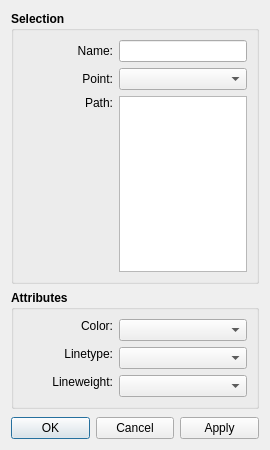
FashionFreedom/Seamly2D, file src/libs/vtools/dialogs/tools/dialogcubicbezierpath.ui: the form before one commit.
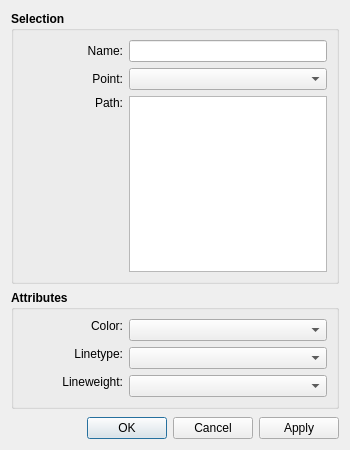
The form after the commit. Icons and pictures are not drawn. Custom widgets are drawn as their Qt base class.

Diff of the .ui file:
```diff
--- a/src/libs/vtools/dialogs/tools/dialogcubicbezierpath.ui
+++ b/src/libs/vtools/dialogs/tools/dialogcubicbezierpath.ui
@@ -6,7 +6,7 @@
    <rect>
     <x>0</x>
     <y>0</y>
-    <width>270</width>
+    <width>350</width>
     <height>450</height>
    </rect>
   </property>
@@ -51,7 +51,7 @@
          <widget class="QLabel" name="name_Label">
           <property name="minimumSize">
            <size>
-            <width>90</width>
+            <width>100</width>
             <height>0</height>
            </size>
           </property>
@@ -92,7 +92,7 @@
          <widget class="QLabel" name="point_Label">
           <property name="minimumSize">
            <size>
-            <width>90</width>
+            <width>100</width>
             <height>0</height>
            </size>
           </property>
@@ -136,7 +136,7 @@
          <widget class="QLabel" name="path_Label">
           <property name="minimumSize">
            <size>
-            <width>90</width>
+            <width>100</width>
             <height>0</height>
            </size>
           </property>
@@ -205,7 +205,7 @@
           </property>
           <property name="minimumSize">
            <size>
-            <width>90</width>
+            <width>100</width>
             <height>0</height>
            </size>
           </property>
@@ -267,7 +267,7 @@
           </property>
           <property name="minimumSize">
            <size>
-            <width>90</width>
+            <width>100</width>
             <height>0</height>
            </size>
           </property>
@@ -323,7 +323,7 @@
           </property>
           <property name="minimumSize">
            <size>
-            <width>90</width>
+            <width>100</width>
             <height>0</height>
            </size>
           </property>
```
